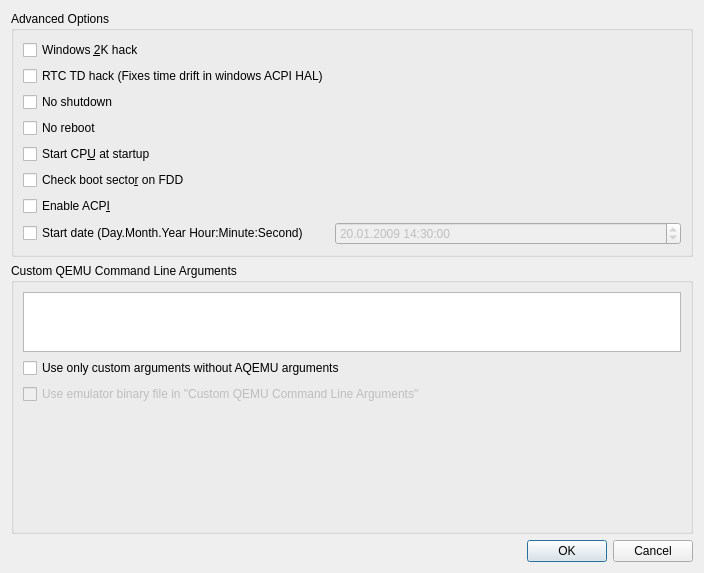
Above: src/Advanced_Options.ui from tobimensch/aqemu before the change. Below: the same form after it.
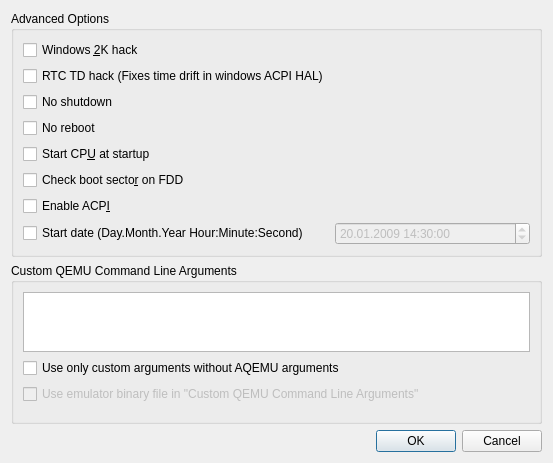
That is the form after the change. Custom widgets are drawn as their Qt base class.

Commit message: minimized dialog width/height

```diff
--- a/src/Advanced_Options.ui
+++ b/src/Advanced_Options.ui
@@ -6,8 +6,8 @@
    <rect>
     <x>0</x>
     <y>0</y>
-    <width>704</width>
-    <height>573</height>
+    <width>553</width>
+    <height>463</height>
    </rect>
   </property>
   <property name="windowTitle">
```
The commit also changes 1 other file.
